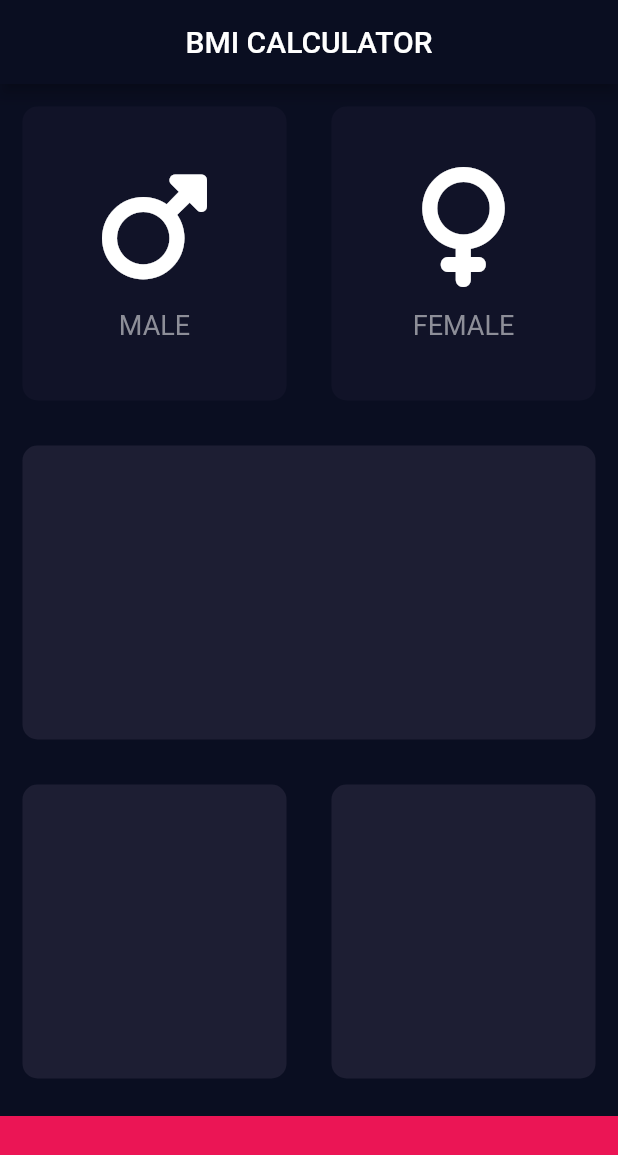
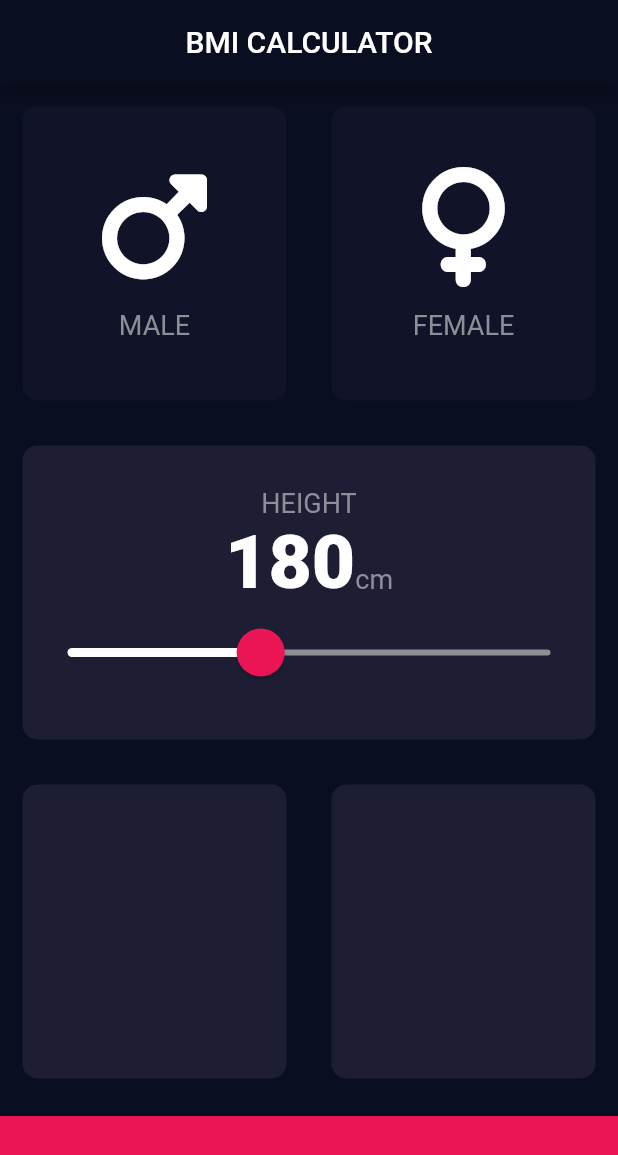
Before and after one commit to Mike5801/BMICalculatorApp, a Flutter app: the screen it shows after launch, on a phone screen of 412 x 824 dp. Shown: the top 1155 px of the screen. Run offline on Flutter 3.47's test engine with Material 2 defaults, Android fonts, the phone set to English and light mode, and no system bars; our stand-ins replace font_awesome_flutter.

Commit message:
add slider

```diff
--- /dev/null
+++ b/bmi_calculator/lib/constants.dart
@@ -0,0 +1,16 @@
+import 'package:flutter/material.dart';
+
+const double kBottomContainerHeight = 80.0;
+const Color kSelectedCardColor = Color(0xFF1D1E33);
+const Color kInactiveCardColor = Color(0xFF111328);
+const Color kBottomContainerColor = Color(0xFFEB1555);
+
+const TextStyle kTextStyle = TextStyle(
+  fontSize: 18.0,
+  color: Color(0xFF8D8E98),
+);
+
+const TextStyle kNumberTextStyle = TextStyle(
+  fontSize: 50.0,
+  fontWeight: FontWeight.w900,
+);
--- a/bmi_calculator/lib/icon_text.dart
+++ b/bmi_calculator/lib/icon_text.dart
@@ -1,9 +1,7 @@
 import 'package:flutter/material.dart';
+import 'constants.dart';
 
-const TextStyle textStyle = TextStyle(
-  fontSize: 18.0,
-  color: Color(0xFF8D8E98),
-);
+
 
 class IconText extends StatelessWidget {
   const IconText({required this.text, required this.icon, super.key});
@@ -25,7 +23,7 @@ class IconText extends StatelessWidget {
         ),
         Text(
           text,
-          style: textStyle,
+          style: kTextStyle,
         )
       ],
     );
--- a/bmi_calculator/lib/input_page.dart
+++ b/bmi_calculator/lib/input_page.dart
@@ -2,11 +2,7 @@ import 'package:flutter/material.dart';
 import 'package:font_awesome_flutter/font_awesome_flutter.dart';
 import './icon_text.dart';
 import './custom_card.dart';
-
-const bottomContainerHeight = 80.0;
-const Color selectedCardColor = Color(0xFF1D1E33);
-const Color inactiveCardColor = Color(0xFF111328);
-const Color bottomContainerColor = Color(0xFFEB1555);
+import 'constants.dart';
 
 enum Gender { male, female, none }
 
@@ -19,6 +15,7 @@ class InputPage extends StatefulWidget {
 
 class _InputPageState extends State<InputPage> {
   Gender selectedGender = Gender.none;
+  int height = 180;
 
   @override
   Widget build(BuildContext context) {
@@ -29,6 +26,7 @@ class _InputPageState extends State<InputPage> {
         ),
       ),
       body: Column(
+        crossAxisAlignment: CrossAxisAlignment.stretch,
         children: [
           Expanded(
             child: Row(
@@ -36,8 +34,8 @@ class _InputPageState extends State<InputPage> {
                 Expanded(
                   child: CustomCard(
                     color: selectedGender == Gender.male
-                        ? selectedCardColor
-                        : inactiveCardColor,
+                        ? kSelectedCardColor
+                        : kInactiveCardColor,
                     cardChild: const IconText(
                       text: 'MALE',
                       icon: FontAwesomeIcons.mars,
@@ -52,8 +50,8 @@ class _InputPageState extends State<InputPage> {
                 Expanded(
                   child: CustomCard(
                     color: selectedGender == Gender.female
-                        ? selectedCardColor
-                        : inactiveCardColor,
+                        ? kSelectedCardColor
+                        : kInactiveCardColor,
                     cardChild: const IconText(
                       text: 'FEMALE',
                       icon: FontAwesomeIcons.venus,
@@ -68,26 +66,70 @@ class _InputPageState extends State<InputPage> {
               ],
             ),
           ),
-          const Expanded(
-            child: CustomCard(color: selectedCardColor),
+          Expanded(
+            child: CustomCard(
+              color: kSelectedCardColor,
+              cardChild: Column(
+                mainAxisAlignment: MainAxisAlignment.center,
+                children: [
+                  const Text(
+                    'HEIGHT',
+                    style: kTextStyle,
+                  ),
+                  Row(
+                    mainAxisAlignment: MainAxisAlignment.center,
+                    crossAxisAlignment: CrossAxisAlignment.baseline,
+                    textBaseline: TextBaseline.alphabetic,
+                    children: [
+                      Text(height.toString(), style: kNumberTextStyle),
+                      const Text(
+                        'cm',
+                        style: kTextStyle,
+                      )
+                    ],
+                  ),
+                  SliderTheme(
+                    data: SliderTheme.of(context).copyWith(
+                      thumbShape:
+                          const RoundSliderThumbShape(enabledThumbRadius: 16.0),
+                      overlayShape:
+                          const RoundSliderOverlayShape(overlayRadius: 30.0),
+                      thumbColor: kBottomContainerColor,
+                      activeTrackColor: Colors.white,
+                      overlayColor: const Color(0x29EB1555),
+                      inactiveTrackColor: const Color(0xFF8D8E98),
+                    ),
+                    child: Slider(
+                        value: height.toDouble(),
+                        min: 100.0,
+                        max: 300.0,
+                        onChanged: (double newValue) {
+                          setState(() {
+                            height = newValue.round();
+                          });
+                        }),
+                  )
+                ],
+              ),
+            ),
           ),
           const Expanded(
             child: Row(
               children: [
                 Expanded(
-                  child: CustomCard(color: selectedCardColor),
+                  child: CustomCard(color: kSelectedCardColor),
                 ),
                 Expanded(
-                  child: CustomCard(color: selectedCardColor),
+                  child: CustomCard(color: kSelectedCardColor),
                 ),
               ],
             ),
           ),
           Container(
-            color: bottomContainerColor,
+            color: kBottomContainerColor,
             margin: const EdgeInsets.only(top: 10.0),
             width: double.infinity,
-            height: bottomContainerHeight,
+            height: kBottomContainerHeight,
           )
         ],
       ),
```
